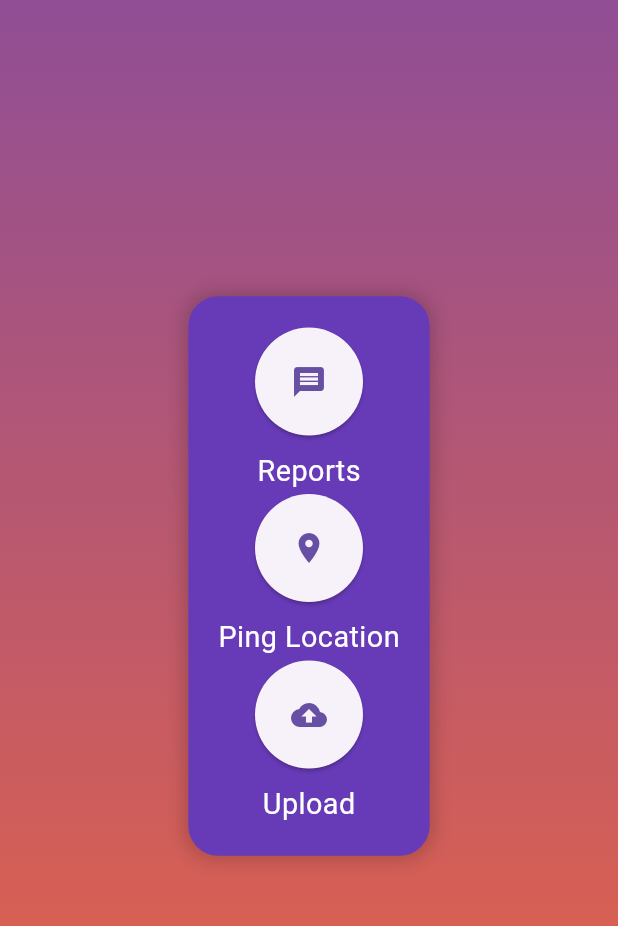
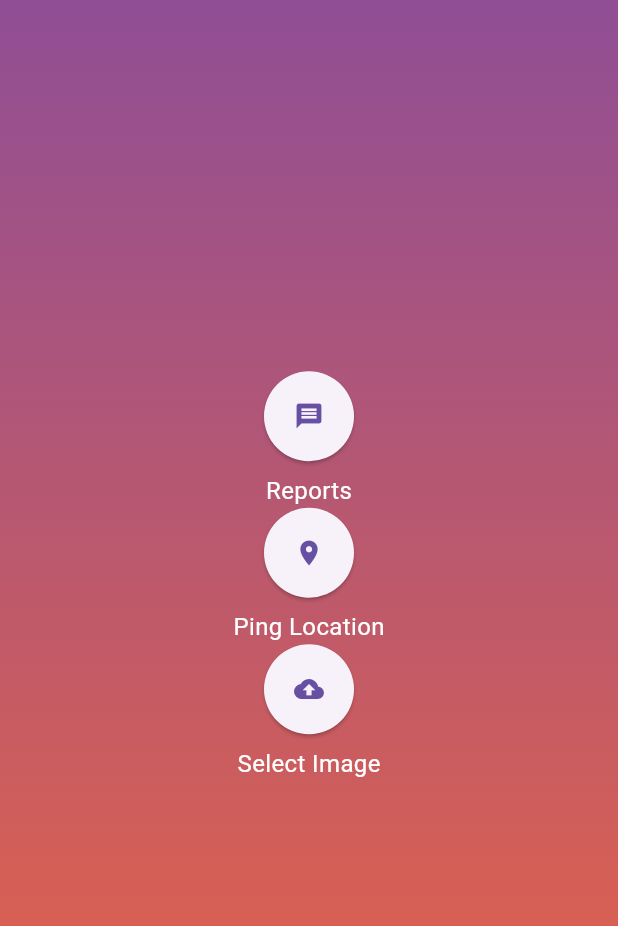
Before and after one commit to Dabe0221/safeping, a Flutter app: the FunctionScreen screen opened directly, on a phone screen of 412 x 824 dp, the part 84-1010 px from its top. Run offline on Flutter 3.47's test engine with Material 3 defaults, Android fonts, the phone set to English and light mode, and no system bars; our stand-ins replace flutter_map, geolocator, image_picker, latlong2; missing offline and left inert: flutter_map_cancellable_tile_provider.

```diff
--- a/lib/main.dart
+++ b/lib/main.dart
@@ -11,6 +11,7 @@ class SafePingApp extends StatelessWidget {
   @override
   Widget build(BuildContext context) {
     return MaterialApp(
+      debugShowCheckedModeBanner: false,
       title: 'Safe Ping',
       theme: ThemeData(primarySwatch: Colors.blue),
       home: const LoginScreen(),
--- a/lib/screens/function_screen.dart
+++ b/lib/screens/function_screen.dart
@@ -1,4 +1,9 @@
+import 'dart:typed_data';
+import 'package:flutter/foundation.dart' show kIsWeb;
 import 'package:flutter/material.dart';
+import 'package:image_picker/image_picker.dart';
+import 'dart:io';
+import 'package:http/http.dart' as http;
 import 'drawer_screen.dart';
 import 'map_screen.dart';
 
@@ -9,56 +14,78 @@ class FunctionScreen extends StatefulWidget {
   _FunctionScreenState createState() => _FunctionScreenState();
 }
 
-class _FunctionScreenState extends State<FunctionScreen> with SingleTickerProviderStateMixin {
-  late AnimationController _controller;
-  late List<Animation<double>> _scaleAnimations;
-  late List<Animation<double>> _fadeAnimations;
+class _FunctionScreenState extends State<FunctionScreen> {
+  File? _selectedImage;
+  Uint8List? _webImage;
+  String? _uploadedImageUrl;
+  final TextEditingController _emailController = TextEditingController();
+  final TextEditingController _commentsController = TextEditingController();
 
-  @override
-  void initState() {
-    super.initState();
+  Future<void> _pickImage() async {
+    final pickedFile = await ImagePicker().pickImage(source: ImageSource.gallery);
 
-    _controller = AnimationController(
-      vsync: this,
-      duration: const Duration(milliseconds: 1200),
-    );
+    if (pickedFile != null) {
+      String fileExtension = pickedFile.path.split('.').last.toLowerCase();
+      List<String> allowedFormats = ['jpg', 'jpeg', 'png', 'gif', 'webp'];
 
-    _scaleAnimations = List.generate(3, (index) {
-      return Tween<double>(begin: 0.0, end: 1.2)
-          .chain(CurveTween(curve: Curves.elasticOut))
-          .animate(
-        CurvedAnimation(
-          parent: _controller,
-          curve: Interval(index * 0.2, 1.0, curve: Curves.easeOut),
-        ),
-      );
-    });
+      if (!allowedFormats.contains(fileExtension)) {
+        ScaffoldMessenger.of(context).showSnackBar(
+          const SnackBar(content: Text('Invalid image format! Only JPG, PNG, GIF, and WebP are allowed.')),
+        );
+        return;
+      }
 
-    _fadeAnimations = List.generate(3, (index) {
-      return Tween<double>(begin: 0, end: 1).animate(
-        CurvedAnimation(
-          parent: _controller,
-          curve: Interval(index * 0.2, 1.0, curve: Curves.easeIn),
-        ),
-      );
-    });
-
-    _controller.forward();
+      if (kIsWeb) {
+        final bytes = await pickedFile.readAsBytes();
+        setState(() {
+          _webImage = bytes;
+        });
+      } else {
+        setState(() {
+          _selectedImage = File(pickedFile.path);
+        });
+      }
+    }
   }
 
-  @override
-  void dispose() {
-    _controller.dispose();
-    super.dispose();
+  Future<void> _uploadImage() async {
+    if ((_selectedImage == null && _webImage == null) || _emailController.text.isEmpty || _commentsController.text.isEmpty) {
+      ScaffoldMessenger.of(context).showSnackBar(
+        const SnackBar(content: Text('Please select an image and enter email and comments.')),
+      );
+      return;
+    }
+
+    var request = http.MultipartRequest('POST', Uri.parse('https://autolink.fun/imgs/upload.php'));
+    request.fields['email'] = _emailController.text;
+    request.fields['comments'] = _commentsController.text;
+
+    if (kIsWeb && _webImage != null) {
+      request.files.add(http.MultipartFile.fromBytes('image', _webImage!, filename: 'upload.png'));
+    } else if (_selectedImage != null) {
+      request.files.add(await http.MultipartFile.fromPath('image', _selectedImage!.path));
+    }
+
+    var response = await request.send();
+    if (response.statusCode == 200) {
+      var responseBody = await response.stream.bytesToString();
+      setState(() {
+        _uploadedImageUrl = 'https://autolink.fun/imgs/$responseBody';
+      });
+      ScaffoldMessenger.of(context).showSnackBar(
+        const SnackBar(content: Text('Upload successful!')),
+      );
+    } else {
+      ScaffoldMessenger.of(context).showSnackBar(
+        const SnackBar(content: Text('Upload failed!')),
+      );
+    }
   }
 
   @override
   Widget build(BuildContext context) {
     return Scaffold(
-      appBar: AppBar(
-        title: const Text("Safe Ping"),
-        backgroundColor: const Color(0xFF651FFF),
-      ),
+      appBar: AppBar(title: const Text("Safe Ping"), backgroundColor: const Color(0xFF651FFF)),
       drawer: const DrawerScreen(),
       body: Container(
         decoration: const BoxDecoration(
@@ -74,45 +101,18 @@ class _FunctionScreenState extends State<FunctionScreen> with SingleTickerProvid
             child: Column(
               mainAxisAlignment: MainAxisAlignment.center,
               children: [
-                Container(
-                  padding: const EdgeInsets.all(30),
-                  decoration: BoxDecoration(
-                    color: Colors.deepPurple,
-                    borderRadius: BorderRadius.circular(20),
-                    boxShadow: [
-                      BoxShadow(
-                        color: Colors.black.withOpacity(0.2),
-                        blurRadius: 10,
-                        spreadRadius: 2,
-                      ),
-                    ],
+                _buildCircularButton("Reports", Icons.message, () {}),
+                _buildCircularButton("Ping Location", Icons.location_on, () => Navigator.push(context, MaterialPageRoute(builder: (context) => const MapScreen()))),
+                _buildCircularButton("Select Image", Icons.cloud_upload, _pickImage),
+                if (_selectedImage != null || _webImage != null) ...[
+                  const SizedBox(height: 10),
+                  _buildUploadSection(),
+                  const SizedBox(height: 10),
+                  ElevatedButton(
+                    onPressed: _uploadImage,
+                    child: const Text("Upload!!"),
                   ),
-                  child: Column(
-                    mainAxisAlignment: MainAxisAlignment.center,
-                    children: List.generate(3, (index) {
-                      List<String> labels = ["Reports", "Ping Location", "Upload"];
-                      List<IconData> icons = [Icons.message, Icons.location_on, Icons.cloud_upload];
-                      List<VoidCallback> actions = [
-                            () {},
-                            () => Navigator.push(context, MaterialPageRoute(builder: (context) => const MapScreen())),
-                            () {},
-                      ];
-
-                      return Column(
-                        children: [
-                          FadeTransition(
-                            opacity: _fadeAnimations[index],
-                            child: ScaleTransition(
-                              scale: _scaleAnimations[index],
-                              child: _buildCircularButton(labels[index], icons[index], actions[index]),
-                            ),
-                          ),
-                          if (index < 2) const SizedBox(height: 20),
-                        ],
-                      );
-                    }),
-                  ),
-                ),
+                ],
               ],
             ),
           ),
@@ -126,10 +126,7 @@ class _FunctionScreenState extends State<FunctionScreen> with SingleTickerProvid
       children: [
         ElevatedButton(
           onPressed: onPressed,
-          style: ElevatedButton.styleFrom(
-            shape: const CircleBorder(),
-            padding: const EdgeInsets.all(20),
-          ),
+          style: ElevatedButton.styleFrom(shape: const CircleBorder(), padding: const EdgeInsets.all(20)),
           child: Icon(icon, size: 20),
         ),
         const SizedBox(height: 8),
@@ -137,4 +134,23 @@ class _FunctionScreenState extends State<FunctionScreen> with SingleTickerProvid
       ],
     );
   }
+
+  Widget _buildUploadSection() {
+    return Column(
+      children: [
+        if (_selectedImage != null && !kIsWeb) ...[
+          Image.file(_selectedImage!, height: 100, width: 100),
+        ],
+        if (_webImage != null && kIsWeb) ...[
+          Image.memory(_webImage!, height: 100, width: 100),
+        ],
+        if (_uploadedImageUrl != null) ...[
+          Image.network(_uploadedImageUrl!, height: 100, width: 100),
+        ],
+        TextField(controller: _emailController, decoration: const InputDecoration(labelText: "Enter your email", filled: true, fillColor: Colors.white)),
+        const SizedBox(height: 10),
+        TextField(controller: _commentsController, decoration: const InputDecoration(labelText: "Enter comments", filled: true, fillColor: Colors.white)),
+      ],
+    );
+  }
 }
```
Also changed, not shown: lib/screens/map_screen.dart (+80 -24 lines), lib/screens/signup_screen.dart (+42 -14 lines), lib/widgets/custom_text_field.dart (+9 -1 lines), pubspec.yaml (+8 -3 lines), pubspec.lock, 130 other files.
